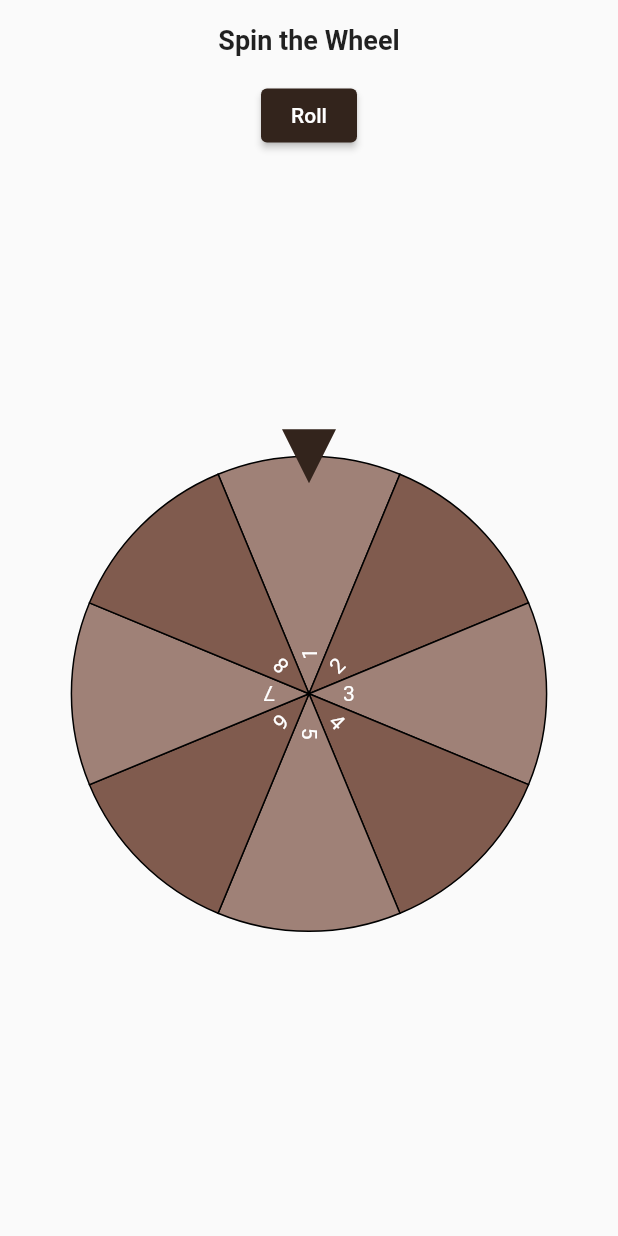
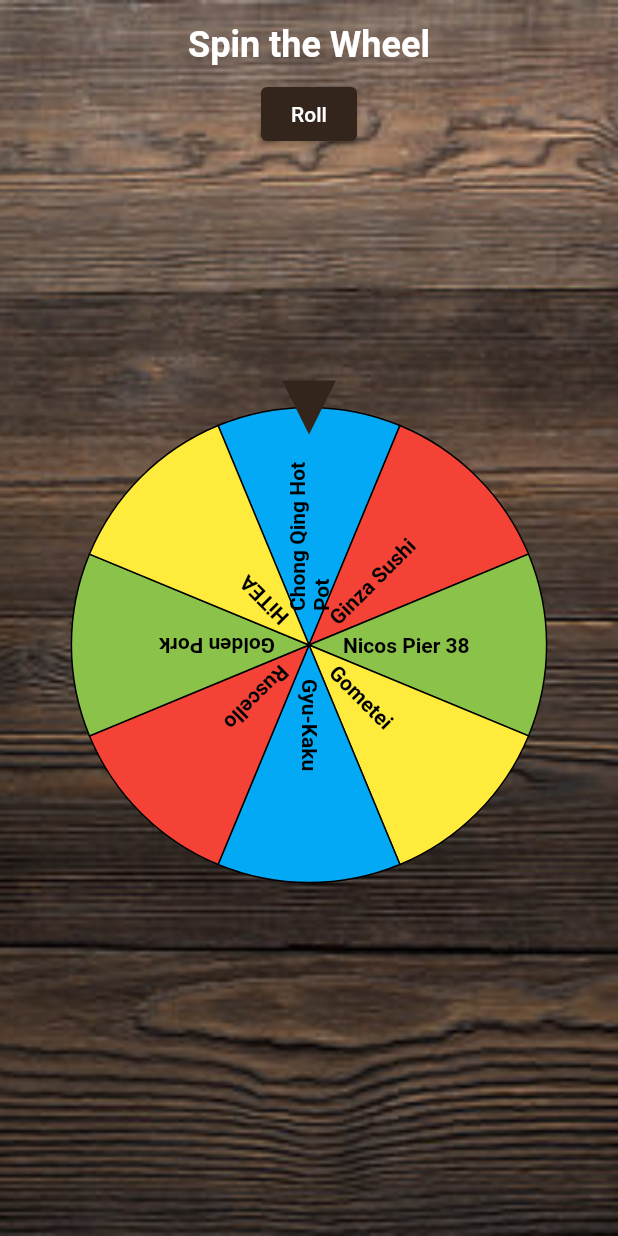
Before and after one commit to TaDish-App/TaDish, a Flutter app: the SurpriseBodyView widget shown alone on an empty page, opened directly, on a phone screen of 412 x 824 dp. Run offline on Flutter 3.47's test engine with Material 2 defaults, Android fonts, the phone set to English and light mode, and no system bars; drawn by our look-alikes of flutter_fortune_wheel; our stand-ins replace confetti, flutter_hooks, flutter_rating_bar, image_cropper, image_picker.

Commit message:
update spin the wheel UI

```diff
--- a/tadish/lib/pages/home/bodies/surprise_body_view.dart
+++ b/tadish/lib/pages/home/bodies/surprise_body_view.dart
@@ -2,6 +2,7 @@ import 'package:flutter/material.dart';
 import 'package:flutter_fortune_wheel/flutter_fortune_wheel.dart';
 import 'package:flutter_hooks/flutter_hooks.dart';
 import '../../../components/roll_button.dart';
+import '../../../../components/star_confetti.dart';
 
 import 'dart:async';
 import '../../../custom_theme.dart';
@@ -10,17 +11,22 @@ class SurpriseBodyView extends HookWidget {
   @override
   Widget build(BuildContext context) {
     final items = <String>[
-      '1',
-      '2',
-      '3',
-      '4',
-      '5',
-      '6',
-      '7',
-      '8',
+      'Chong Qing Hot Pot',
+      'Ginza Sushi',
+      'Nicos Pier 38',
+      'Gometei',
+      'Gyu-Kaku',
+      'Ruscello',
+      'Golden Pork',
+      'HiTEA',
     ];
 
-    final alternatingColors = [customLightBrownColor, customDarkBrownColor];
+    final alternatingColors = [
+      Colors.lightBlue,
+      Colors.red,
+      Colors.lightGreen,
+      Colors.yellow
+    ];
 
     StreamController<int> selected = useStreamController<int>();
 
@@ -34,7 +40,7 @@ class SurpriseBodyView extends HookWidget {
         builder: (BuildContext context) {
           return AlertDialog(
             title: const Text('Results'),
-            content: Text('The wheel stopped at $result !'),
+            content: Text('The wheel stopped at $result!'),
             actions: <Widget>[
               TextButton(
                 child: const Text('OK'),
@@ -42,6 +48,7 @@ class SurpriseBodyView extends HookWidget {
                   Navigator.of(context).pop();
                 },
               ),
+              const StarConfetti(),
             ],
           );
         },
@@ -59,7 +66,14 @@ class SurpriseBodyView extends HookWidget {
       });
     }
 
-    return Center(
+    return Stack(children: [
+      Positioned.fill(
+        child: Image.asset(
+          'assets/images/background.jpg',
+          fit: BoxFit.cover,
+        ),
+      ),
+      Center(
         child: Padding(
           padding: const EdgeInsets.all(8.0),
           child: Column(
@@ -67,9 +81,9 @@ class SurpriseBodyView extends HookWidget {
               const SizedBox(height: 8),
               const Text(
                 'Spin the Wheel',
-              style: TextStyle(fontSize: 18, fontWeight: FontWeight.bold),
+                style: TextStyle(color: Colors.white, fontSize: 24, fontWeight: FontWeight.bold),
               ),
-            const SizedBox(height: 16),
+              const SizedBox(height: 8),
               RollButtonWithPreview(
                 selected: selectedIndex,
                 items: items,
@@ -78,7 +92,8 @@ class SurpriseBodyView extends HookWidget {
               const SizedBox(height: 8),
               Expanded(
                 child: FortuneWheel(
-                selected: selected.stream, // Use the same stream here
+                  selected: selected.stream,
+                  // Use the same stream here
                   onAnimationStart: () => isAnimating.value = true,
                   onAnimationEnd: () => isAnimating.value = false,
                   onFling: handleRoll,
@@ -87,19 +102,25 @@ class SurpriseBodyView extends HookWidget {
                   items: [
                     for (var i = 0; i < items.length; i++)
                       FortuneItem(
-                        child: Text(items[i]),
+                        child: Text(items[i],
+                            style: const TextStyle(
+                              color: Colors.black,
+                              fontWeight: FontWeight.bold,
+                            )),
                         onTap: () => print(items[i]),
                         style: FortuneItemStyle(
-                          color: alternatingColors[i %
-                              alternatingColors.length],
+                          color:
+                              alternatingColors[i % alternatingColors.length],
                         ),
                       ),
                   ],
                 ),
               ),
+              const SizedBox(height: 64),
             ],
           ),
         ),
-    );
+      ),
+    ]);
   }
 }
```
Lines whose indentation alone changed are shown as unchanged.
